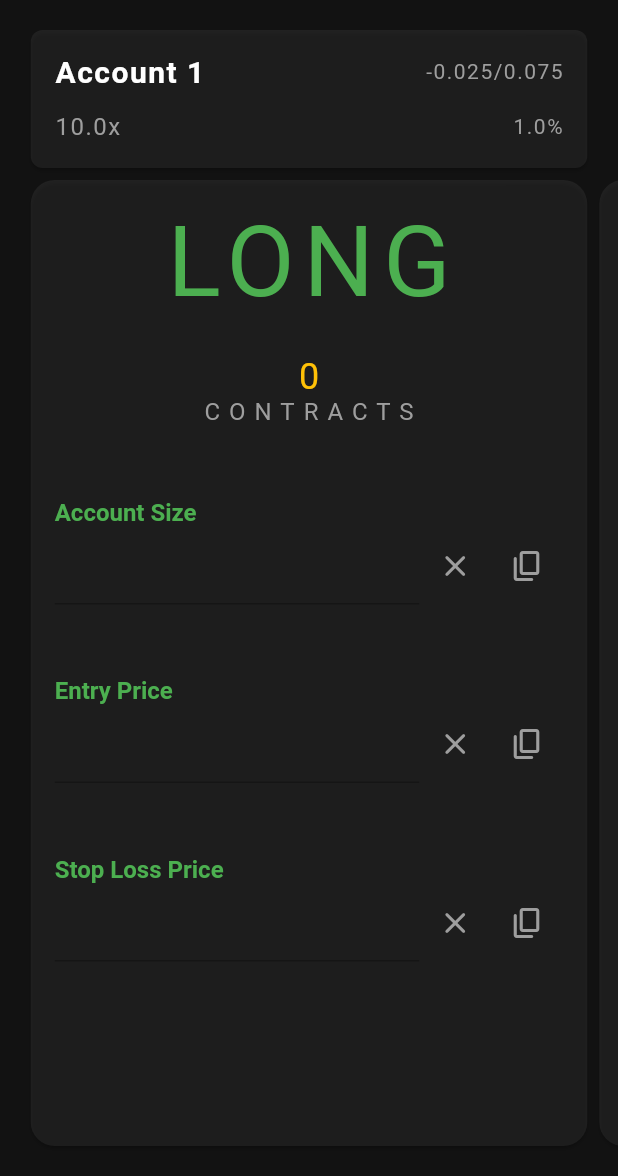
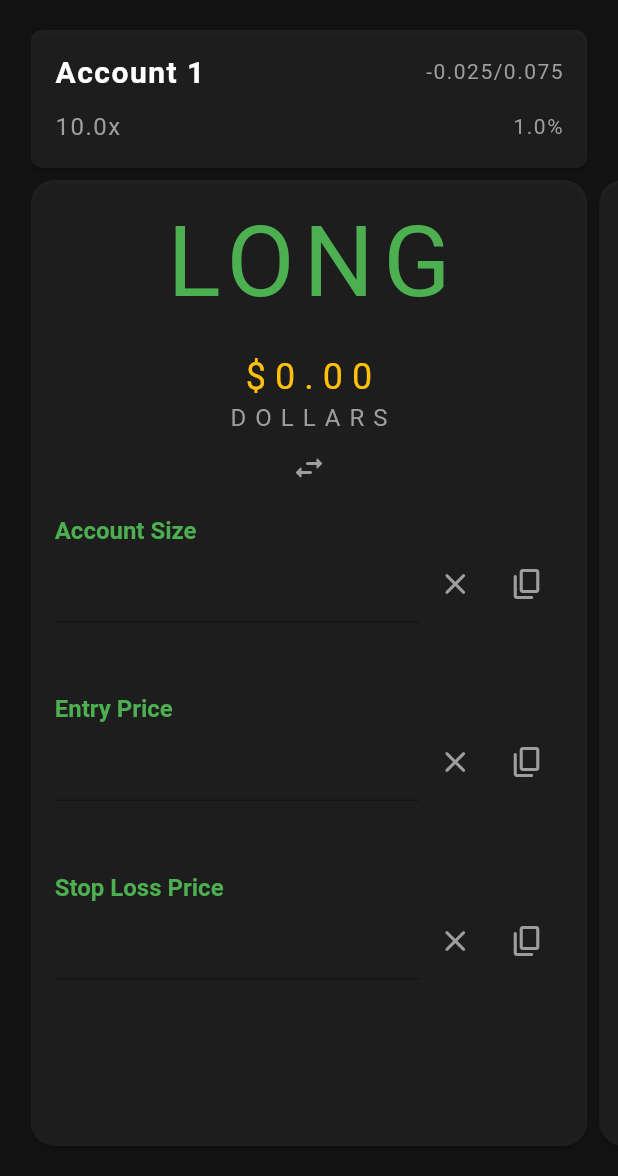
Before and after one commit to purtellap/ScalpSetter, a Flutter app: the screen it shows after launch, on a phone screen of 412 x 824 dp, the part 60-1236 px from its top. Run offline on Flutter 3.47's test engine with Material 2 defaults, Android fonts, the phone set to English and light mode, and no system bars; drawn by our look-alikes of carousel_slider; our stand-ins replace flutter_spinkit, shared_preferences.

Commit message:
more use cases

```diff
--- a/lib/widgets/scalp_card.dart
+++ b/lib/widgets/scalp_card.dart
@@ -85,7 +85,7 @@ class _CalculationAreaState extends State<CalculationArea> {
         ),
         SizedBox(height: 24,),
         AnswerText(widget.account, accountSize, entryPrice, stopLoss, widget.isLong),
-        SizedBox(height: 48,),
+        SizedBox(height: 8,),
         TitleText(text: 'Account Size', color: accentColor,),
         PriceInput(underlineColor: accentColor, entryText: accountSize,
           onChange:  (val) => setState(() {
@@ -130,7 +130,9 @@ class AnswerText extends StatefulWidget {
 
 class _AnswerTextState extends State<AnswerText> {
 
-  String calculateAnswer(){
+  int i = 0;
+
+  Map<String, String> calculateAnswer(){
     try{
       double accountSize = double.parse(widget.accountSize);
       double entryPrice = double.parse(widget.entryPrice);
@@ -144,32 +146,6 @@ class _AnswerTextState extends State<AnswerText> {
       double takerFee = widget.account.takerFee/100;
       double makerFee = widget.account.makerFee/100;
 
-      //print('percentRisk: $priceDiffPercent');
-      //print('takerfee: $takerFee');
-
-      // double pmBTC;
-      // double contracts;
-      // double slLoss;
-      // double exitFee;
-      // double entryFee;
-      // double pmEntry;
-      // double pmExit;
-      // double totalLoss;
-
-      // pmBTC = (contracts/leverage + contracts*takerFee)/entryPrice;
-      // pmExit = pmBTC * stopLoss;
-      // pmEntry = pmBTC * entryPrice;
-      //
-      // slLoss = pmExit * priceDiffPercent * leverage;
-      // exitFee = pmExit * takerFee * leverage;
-      // entryFee = pmEntry * makerFee * leverage;
-      //
-      // totalLoss = slLoss + exitFee + entryFee;
-
-      //contracts = pmBTC * entryPrice / (1/leverage + takerFee);
-
-      // ((contracts * (1/leverage + takerFee))
-
       double contracts = riskAmountFlat/((takerFee + 1/leverage) * leverage/entryPrice * (
           (stopLoss * priceDiffPercent) + (stopLoss * takerFee) + (entryPrice * makerFee)
       ));
@@ -180,7 +156,7 @@ class _AnswerTextState extends State<AnswerText> {
       double exchangeLiquidationPercent = (entryPrice - exchangeLiquidationFlat)/entryPrice;
       //print('el%: $exchangeLiquidationPercent');
       if(priceDiffPercent > exchangeLiquidationPercent){
-        return Strings.liquidated;
+        return {'DOLLARS' : Strings.liquidated, 'UNITS' : Strings.liquidated, 'CONTRACTS' : Strings.liquidated,};
       }
       // if no stop loss, lose all here
       //double standardLiquidationPercent = 1/widget.account.leverage;
@@ -190,21 +166,48 @@ class _AnswerTextState extends State<AnswerText> {
       // //   return 'liquidation!';
       // // }
       //
+      double dollars = contracts/leverage;
+      double units = dollars/entryPrice;
 
-      return contracts.floor().toString();
+      Map<String, String> map = {
+        'DOLLARS' : dollars.toString(),
+        'UNITS' : units.toString(),
+        'CONTRACTS' : contracts.floor().toString(),
+      };
+      return map;
     }
     catch(e){
-      return '0';
+      return {'DOLLARS' : '0', 'UNITS' : '0', 'CONTRACTS' : '0'};
     }
   }
 
+  Map formattedAns(Map m){
+    return {
+      'DOLLARS' : '\$' + NumberFormat('#,##0.00', 'en_US').format(double.parse(m['DOLLARS'])),
+      'UNITS' : NumberFormat('#,##0.0########', 'en_US').format(double.parse(m['UNITS'])),
+      'CONTRACTS' : NumberFormat('#,##0', 'en_US').format(double.parse(m['CONTRACTS'])),
+    };
+  }
+    // try{
+    //   inputError = false;
+    //   return price.isNotEmpty ? '\$' + NumberFormat('#,##0.00', 'en_US').format(double.parse(price)) : '';
+    // }
+    // catch (e){
+    //   inputError = true;
+    //   return Strings.errorText;
+    // }
+
   @override
   Widget build(BuildContext context) {
-    String answer = calculateAnswer();
+    Map answers = calculateAnswer();
+    String descriptor = answers.keys.elementAt(i%answers.length);
+    String unformattedAnswer = answers[descriptor];
+    String formattedAnswer = formattedAns(answers)[descriptor];
+
     final state = InheritedManager.of(context).state;
     return GestureDetector(
       onTap: (){
-        Clipboard.setData(ClipboardData(text: '$answer'));
+        Clipboard.setData(ClipboardData(text: unformattedAnswer));
         ScaffoldMessenger.of(context).showSnackBar(SnackBar(
           content: const Text(Strings.copied, style: TextStyle(
             color: Colors.grey,
@@ -221,7 +224,7 @@ class _AnswerTextState extends State<AnswerText> {
         children: [
           Center(
             child: Text(
-              '$answer',
+              formattedAnswer,
               style: TextStyle(
                 color: ThemeColors.amberAccentColor,
                 fontSize: 24,
@@ -229,9 +232,10 @@ class _AnswerTextState extends State<AnswerText> {
               ),
             ),
           ),
+          SizedBox(height: 4,),
           Center(
             child: Text(
-              'CONTRACTS',
+              descriptor,
               style: TextStyle(
                 color: state.secondaryTextColor,
                 fontSize: 16,
@@ -239,11 +243,41 @@ class _AnswerTextState extends State<AnswerText> {
               ),
             ),
           ),
+          Center(
+            child: IconButton(
+              padding: EdgeInsets.zero,
+              splashRadius: Dimens.splashRadius,
+              icon: Icon(Icons.swap_horiz_rounded, color: state.secondaryTextColor,),
+              onPressed: () {
+                setState(() {
+                  i++;
+                });
+              },
+            ),
+          )
         ],
       ),
     );
   }
 }
+
+// DisplayAns(answer: answer, text: Strings.types[0], color: state.secondaryTextColor,)
+// class DisplayAns extends StatefulWidget {
+//
+//   DisplayAns({this.answer, this.text, this.color});
+//
+//   @override
+//   _DisplayAnsState createState() => _DisplayAnsState();
+// }
+//
+// class _DisplayAnsState extends State<DisplayAns> {
+//
+//   @override
+//   Widget build(BuildContext context) {
+//     return ;
+//   }
+// }
+
 
 class TitleText extends StatelessWidget {
 
```
